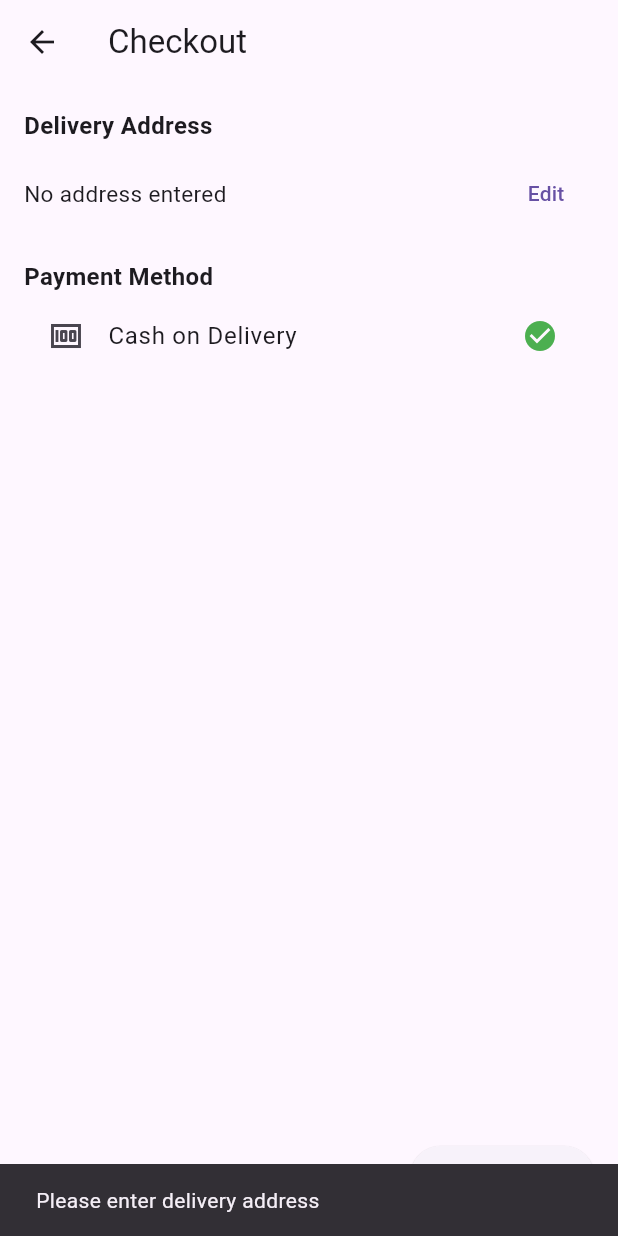
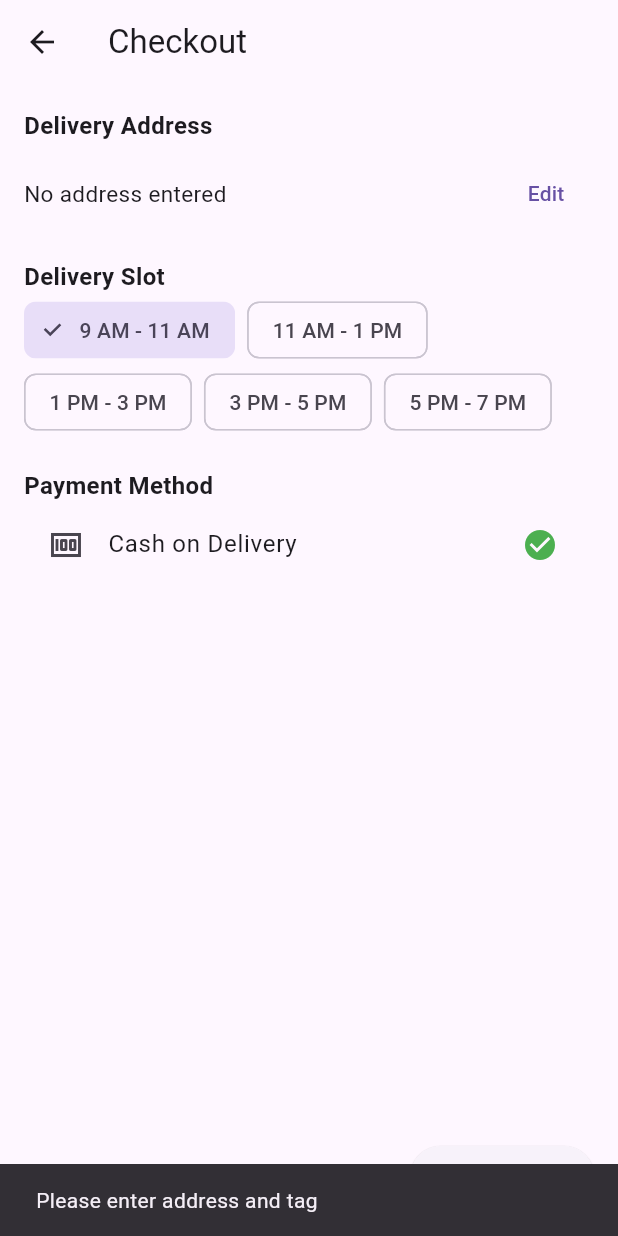
Before and after one commit to AbhishekItachi/localDukan, a Flutter app: the CheckoutScreen screen opened by its route, after a tap on "Place Order", on a phone screen of 412 x 824 dp. Run offline on Flutter 3.47's test engine with Material 3 defaults, Android fonts, the phone set to English and light mode, and no system bars; our stand-ins replace shared_preferences; accounts and stored records are empty; network calls fail.

Commit message:
feat: code optimization

```diff
--- a/lib/main.dart
+++ b/lib/main.dart
@@ -27,6 +27,8 @@ void main() async {
 }
 
 class MyApp extends StatelessWidget {
+  const MyApp({super.key});
+
   @override
   Widget build(BuildContext context) {
     return ChangeNotifierProvider(
@@ -36,13 +38,35 @@ class MyApp extends StatelessWidget {
         debugShowCheckedModeBanner: false,
         theme: ThemeData(primarySwatch: Colors.green),
         initialRoute: '/home',
-        routes: {
-          '/': (context) => LoginScreen(),
-          '/home': (context) => HomeScreen(),
-          '/cart': (context) => CartScreen(),
-          '/checkout': (context) => CheckoutScreen(),
-          '/confirmation': (context) => OrderConfirmationScreen(),
-        },
+        onGenerateRoute: (settings) {
+    if (settings.name == '/confirmation') {
+      final args = settings.arguments as Map<String, dynamic>;
+      return MaterialPageRoute(
+        builder: (context) => OrderConfirmationScreen(slot: args['slot']),
+      );
+    }
+    // Default routing
+    switch (settings.name) {
+      case '/':
+        return MaterialPageRoute(builder: (_) => LoginScreen());
+      case '/home':
+        return MaterialPageRoute(builder: (_) => HomeScreen());
+      case '/checkout':
+        return MaterialPageRoute(builder: (_) => CheckoutScreen());
+      case '/cart':
+        return MaterialPageRoute(builder: (_) => CartScreen());
+      default:
+        return MaterialPageRoute(
+          builder: (_) => Scaffold(body: Center(child: Text('404 Not Found'))),
+        );
+    }
+  },
+        // routes: {
+        //   '/': (context) => LoginScreen(),
+        //   '/home': (context) => HomeScreen(),
+        //   '/cart': (context) => CartScreen(),
+        //   '/checkout': (context) => CheckoutScreen(),
+        // },
       ),
     );
   }
--- a/lib/screens/cart_screen.dart
+++ b/lib/screens/cart_screen.dart
@@ -3,6 +3,8 @@ import 'package:provider/provider.dart';
 import '../providers/cart_provider.dart';
 
 class CartScreen extends StatelessWidget {
+  const CartScreen({super.key});
+
   @override
   Widget build(BuildContext context) {
     final cart = Provider.of<CartProvider>(context);
--- a/lib/screens/checkout_screen.dart
+++ b/lib/screens/checkout_screen.dart
@@ -1,8 +1,8 @@
-// lib/screens/checkout_screen.dart
 import 'package:flutter/material.dart';
 import 'package:provider/provider.dart';
 import 'package:shared_preferences/shared_preferences.dart';
 import '../providers/cart_provider.dart';
+import 'dart:convert';
 
 class CheckoutScreen extends StatefulWidget {
   @override
@@ -11,8 +11,17 @@ class CheckoutScreen extends StatefulWidget {
 
 class _CheckoutScreenState extends State<CheckoutScreen> {
   final _addressController = TextEditingController();
-  List<String> _savedAddresses = [];
+  final _tagController = TextEditingController();
+  List<Map<String, String>> _savedAddresses = [];
   bool _isEditing = false;
+  String _selectedSlot = '9 AM - 11 AM';
+  final List<String> _deliverySlots = [
+    '9 AM - 11 AM',
+    '11 AM - 1 PM',
+    '1 PM - 3 PM',
+    '3 PM - 5 PM',
+    '5 PM - 7 PM',
+  ];
 
   @override
   void initState() {
@@ -22,50 +31,59 @@ class _CheckoutScreenState extends State<CheckoutScreen> {
 
   void _loadSavedAddresses() async {
     SharedPreferences prefs = await SharedPreferences.getInstance();
-    setState(() {
-      _savedAddresses = prefs.getStringList('user_addresses') ?? [];
+    List<String>? stored = prefs.getStringList('user_addresses');
+    if (stored != null) {
+      _savedAddresses = stored
+          .map((e) => Map<String, String>.from(json.decode(e)))
+          .toList();
       if (_savedAddresses.isNotEmpty) {
-        _addressController.text = _savedAddresses.last;
+        _addressController.text = _savedAddresses.last['address']!;
+        _tagController.text = _savedAddresses.last['tag']!;
       }
-    });
+    }
+    setState(() {});
   }
 
-  void _saveAddress(String address) async {
+  void _saveAddress(String address, String tag) async {
     SharedPreferences prefs = await SharedPreferences.getInstance();
-    if (!_savedAddresses.contains(address)) {
-      _savedAddresses.add(address);
-      await prefs.setStringList('user_addresses', _savedAddresses);
+    Map<String, String> entry = {'address': address, 'tag': tag};
+    if (!_savedAddresses.any((e) => e['address'] == address)) {
+      _savedAddresses.add(entry);
+      List<String> jsonEncoded =
+          _savedAddresses.map((e) => json.encode(e)).toList();
+      await prefs.setStringList('user_addresses', jsonEncoded);
     }
   }
 
   @override
   void dispose() {
     _addressController.dispose();
+    _tagController.dispose();
     super.dispose();
   }
 
   void _placeOrder(CartProvider cart) {
-    if (_addressController.text.trim().isEmpty) {
+    if (_addressController.text.trim().isEmpty || _tagController.text.trim().isEmpty) {
       ScaffoldMessenger.of(context).showSnackBar(
-        SnackBar(content: Text('Please enter delivery address')),
+        SnackBar(content: Text('Please enter address and tag')),
       );
       return;
     }
 
-    _saveAddress(_addressController.text.trim());
+    _saveAddress(_addressController.text.trim(), _tagController.text.trim());
 
-    Navigator.pushReplacement(
-      context,
-      MaterialPageRoute(
-        builder: (_) => OrderConfirmationScreen(),
-      ),
-    );
+    Navigator.pushReplacementNamed(
+  context,
+  '/confirmation',
+  arguments: {'slot': _selectedSlot},
+);
     cart.clearCart();
   }
 
-  void _selectSavedAddress(String address) {
+  void _selectSavedAddress(Map<String, String> address) {
     setState(() {
-      _addressController.text = address;
+      _addressController.text = address['address']!;
+      _tagController.text = address['tag']!;
       _isEditing = false;
     });
   }
@@ -95,6 +113,14 @@ class _CheckoutScreenState extends State<CheckoutScreen> {
                         ),
                       ),
                       SizedBox(height: 8),
+                      TextField(
+                        controller: _tagController,
+                        decoration: InputDecoration(
+                          border: OutlineInputBorder(),
+                          hintText: 'Tag (e.g. Home, Work)',
+                        ),
+                      ),
+                      SizedBox(height: 8),
                       Align(
                         alignment: Alignment.centerRight,
                         child: TextButton(
@@ -113,7 +139,7 @@ class _CheckoutScreenState extends State<CheckoutScreen> {
                             child: Text(
                               _addressController.text.isEmpty
                                   ? 'No address entered'
-                                  : _addressController.text,
+                                  : '${_addressController.text} (${_tagController.text})',
                               style: TextStyle(fontSize: 15),
                             ),
                           ),
@@ -131,8 +157,8 @@ class _CheckoutScreenState extends State<CheckoutScreen> {
                             children: _savedAddresses.map((addr) => Padding(
                               padding: const EdgeInsets.symmetric(horizontal: 4),
                               child: ChoiceChip(
-                                label: Text(addr, overflow: TextOverflow.ellipsis),
-                                selected: _addressController.text == addr,
+                                label: Text('${addr['tag']}: ${addr['address']}', overflow: TextOverflow.ellipsis),
+                                selected: _addressController.text == addr['address'],
                                 onSelected: (_) => _selectSavedAddress(addr),
                               ),
                             )).toList(),
@@ -140,6 +166,16 @@ class _CheckoutScreenState extends State<CheckoutScreen> {
                         ),
                     ],
                   ),
+            SizedBox(height: 20),
+            Text('Delivery Slot', style: TextStyle(fontWeight: FontWeight.bold, fontSize: 16)),
+            Wrap(
+              spacing: 8.0,
+              children: _deliverySlots.map((slot) => ChoiceChip(
+                label: Text(slot),
+                selected: _selectedSlot == slot,
+                onSelected: (_) => setState(() => _selectedSlot = slot),
+              )).toList(),
+            ),
             SizedBox(height: 20),
             Text('Payment Method', style: TextStyle(fontWeight: FontWeight.bold, fontSize: 16)),
             ListTile(
@@ -166,6 +202,10 @@ class _CheckoutScreenState extends State<CheckoutScreen> {
 }
 
 class OrderConfirmationScreen extends StatelessWidget {
+  final String slot;
+
+  OrderConfirmationScreen({required this.slot});
+
   @override
   Widget build(BuildContext context) {
     return Scaffold(
@@ -179,6 +219,8 @@ class OrderConfirmationScreen extends StatelessWidget {
             Text('Your order has been placed successfully!',
                 textAlign: TextAlign.center,
                 style: TextStyle(fontSize: 18, fontWeight: FontWeight.bold)),
+            SizedBox(height: 10),
+            Text('Delivery Slot: $slot'),
             SizedBox(height: 30),
             ElevatedButton(
               onPressed: () => Navigator.popUntil(context, ModalRoute.withName('/home')),
--- a/lib/screens/home_screen.dart
+++ b/lib/screens/home_screen.dart
@@ -6,6 +6,8 @@ import '../widgets/grocery_item_card.dart';
 import '../providers/cart_provider.dart';
 
 class HomeScreen extends StatefulWidget {
+  const HomeScreen({super.key});
+
   @override
   _HomeScreenState createState() => _HomeScreenState();
 }
--- a/lib/screens/login_screen.dart
+++ b/lib/screens/login_screen.dart
@@ -1,6 +1,8 @@
 import 'package:flutter/material.dart';
 
 class LoginScreen extends StatefulWidget {
+  const LoginScreen({super.key});
+
   @override
   _LoginScreenState createState() => _LoginScreenState();
 }
@@ -50,8 +52,8 @@ class _LoginScreenState extends State<LoginScreen> {
                 SizedBox(height: 20),
                 ElevatedButton(
                   onPressed: _handleLogin,
+                  style: ElevatedButton.styleFrom(minimumSize: Size(double.infinity, 50)),
                   child: Text("Login"),
-                  style: ElevatedButton.styleFrom(minimumSize: Size(double.infinity, 50)),
                 ),
                 SizedBox(height: 12),
                 TextButton(
--- a/lib/widgets/grocery_item_card.dart
+++ b/lib/widgets/grocery_item_card.dart
@@ -7,7 +7,7 @@ import '../providers/favorites_provider.dart';
 class GroceryItemCard extends StatelessWidget {
   final GroceryItem item;
 
-  const GroceryItemCard({required this.item});
+  const GroceryItemCard({super.key, required this.item});
 
   @override
   Widget build(BuildContext context) {
```
